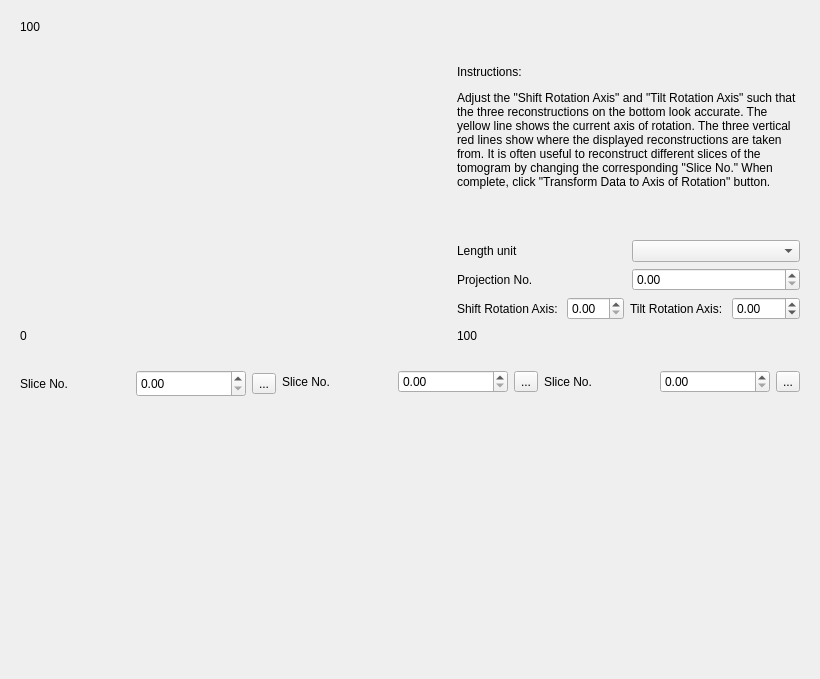
Above: tomviz/RotateAlignWidget.ui from OpenChemistry/tomviz before the change. Below: the same form after it.
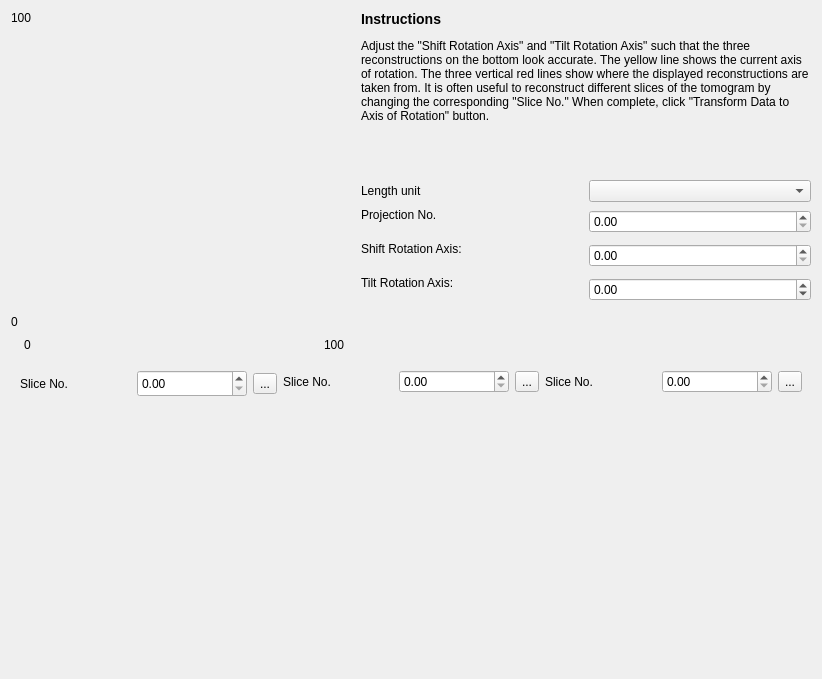
That is the form after the change. Custom widgets are drawn as their Qt base class.

Commit message: Improve Tilt Axis Alignment widget layout

What changed in the file:
```diff
--- a/tomviz/RotateAlignWidget.ui
+++ b/tomviz/RotateAlignWidget.ui
@@ -6,8 +6,8 @@
    <rect>
     <x>0</x>
     <y>0</y>
-    <width>806</width>
-    <height>647</height>
+    <width>822</width>
+    <height>679</height>
    </rect>
   </property>
   <property name="windowTitle">
@@ -15,20 +15,137 @@
   </property>
   <layout class="QVBoxLayout" name="verticalLayout">
    <item>
-    <widget class="QWidget" name="top_widget" native="true">
-     <layout class="QGridLayout" name="gridLayout">
-      <item row="0" column="2">
+    <layout class="QHBoxLayout" name="horizontalLayout_10">
+     <item>
+      <layout class="QVBoxLayout" name="verticalLayout_7">
+       <item>
+        <layout class="QHBoxLayout" name="horizontalLayout_7">
+         <item>
+          <layout class="QVBoxLayout" name="verticalLayout_2">
+           <item>
+            <widget class="QLabel" name="ySizeLabel">
+             <property name="text">
+              <string>100</string>
+             </property>
+             <property name="alignment">
+              <set>Qt::AlignLeading|Qt::AlignLeft|Qt::AlignTop</set>
+             </property>
+            </widget>
+           </item>
+           <item>
+            <spacer name="verticalSpacer">
+             <property name="orientation">
+              <enum>Qt::Vertical</enum>
+             </property>
+             <property name="sizeHint" stdset="0">
+              <size>
+               <width>20</width>
+               <height>40</height>
+              </size>
+             </property>
+            </spacer>
+           </item>
+           <item>
+            <widget class="QLabel" name="yZeroLabel">
+             <property name="text">
+              <string>0</string>
+             </property>
+            </widget>
+           </item>
+          </layout>
+         </item>
+         <item>
+          <widget class="tomviz::QVTKGLWidget" name="sliceView" native="true">
+           <property name="sizePolicy">
+            <sizepolicy hsizetype="Preferred" vsizetype="Preferred">
+             <horstretch>1</horstretch>
+             <verstretch>1</verstretch>
+            </sizepolicy>
+           </property>
+           <property name="minimumSize">
+            <size>
+             <width>300</width>
+             <height>300</height>
+            </size>
+           </property>
+          </widget>
+         </item>
+        </layout>
+       </item>
+       <item>
+        <layout class="QHBoxLayout" name="horizontalLayout_2">
+         <item>
+          <widget class="QLabel" name="xSpacerLabel">
+           <property name="text">
+            <string/>
+           </property>
+          </widget>
+         </item>
+         <item>
+          <widget class="QLabel" name="xZeroLabel">
+           <property name="text">
+            <string>0</string>
+           </property>
+          </widget>
+         </item>
+         <item>
+          <spacer name="horizontalSpacer_2">
+           <property name="orientation">
+            <enum>Qt::Horizontal</enum>
+           </property>
+           <property name="sizeHint" stdset="0">
+            <size>
+             <width>40</width>
+             <height>20</height>
+            </size>
+           </property>
+          </spacer>
+         </item>
+         <item>
+          <widget class="QLabel" name="xSizeLabel">
+           <property name="text">
+            <string>100</string>
+           </property>
+          </widget>
+         </item>
+        </layout>
+       </item>
+      </layout>
+     </item>
+     <item>
        <layout class="QVBoxLayout" name="verticalLayout_3">
+       <property name="leftMargin">
+        <number>10</number>
+       </property>
         <item>
          <widget class="QLabel" name="label_7">
+         <property name="minimumSize">
+          <size>
+           <width>450</width>
+           <height>0</height>
+          </size>
+         </property>
           <property name="text">
-           <string>&lt;html&gt;&lt;head/&gt;&lt;body&gt;&lt;p&gt;Instructions:&lt;/p&gt;&lt;p&gt;Adjust the &amp;quot;Shift Rotation Axis&amp;quot; and &amp;quot;Tilt Rotation Axis&amp;quot; such that the three reconstructions on the bottom look accurate.  The yellow line shows the current axis of rotation.  The three vertical red lines show where the displayed reconstructions are taken from.  It is often useful to reconstruct different slices of the tomogram by changing the corresponding &amp;quot;Slice No.&amp;quot;  When complete, click &amp;quot;Transform Data to Axis of Rotation&amp;quot; button.&lt;/p&gt;&lt;/body&gt;&lt;/html&gt;</string>
+          <string>&lt;html&gt;&lt;head/&gt;&lt;body&gt;&lt;h3&gt;Instructions&lt;/h3&gt;&lt;p&gt;Adjust the &amp;quot;Shift Rotation Axis&amp;quot; and &amp;quot;Tilt Rotation Axis&amp;quot; such that the three reconstructions on the bottom look accurate. The yellow line shows the current axis of rotation. The three vertical red lines show where the displayed reconstructions are taken from. It is often useful to reconstruct different slices of the tomogram by changing the corresponding &amp;quot;Slice No.&amp;quot; When complete, click &amp;quot;Transform Data to Axis of Rotation&amp;quot; button.&lt;/p&gt;&lt;/body&gt;&lt;/html&gt;</string>
           </property>
           <property name="wordWrap">
            <bool>true</bool>
           </property>
          </widget>
         </item>
+       <item>
+        <spacer name="verticalSpacer_1">
+         <property name="orientation">
+          <enum>Qt::Vertical</enum>
+         </property>
+         <property name="sizeHint" stdset="0">
+          <size>
+           <width>20</width>
+           <height>40</height>
+          </size>
+         </property>
+        </spacer>
+       </item>
         <item>
          <layout class="QHBoxLayout" name="horizontalLayout_9">
           <item>
@@ -48,7 +165,8 @@
           <item>
            <widget class="QLabel" name="label_4">
             <property name="text">
-             <string>Projection No. </string>
+            <string>Projection No.
+            </string>
             </property>
            </widget>
           </item>
@@ -62,17 +180,23 @@
           <item>
            <widget class="QLabel" name="label_5">
             <property name="text">
-             <string>Shift Rotation Axis: </string>
+            <string>Shift Rotation Axis:
+            </string>
             </property>
            </widget>
           </item>
           <item>
            <widget class="tomviz::DoubleSpinBox" name="rotationAxis"/>
           </item>
+        </layout>
+       </item>
+       <item>
+        <layout class="QHBoxLayout" name="horizontallayout_11">
           <item>
            <widget class="QLabel" name="label_6">
             <property name="text">
-             <string>Tilt Rotation Axis: </string>
+            <string>Tilt Rotation Axis:
+            </string>
             </property>
            </widget>
           </item>
@@ -88,63 +212,22 @@
           </item>
          </layout>
         </item>
-       </layout>
-      </item>
-      <item row="0" column="1">
-       <widget class="tomviz::QVTKGLWidget" name="sliceView" native="true">
-        <property name="sizePolicy">
-         <sizepolicy hsizetype="Preferred" vsizetype="Preferred">
-          <horstretch>1</horstretch>
-          <verstretch>1</verstretch>
-         </sizepolicy>
-        </property>
-        <property name="minimumSize">
-         <size>
-          <width>300</width>
-          <height>300</height>
-         </size>
-        </property>
-       </widget>
-      </item>
-      <item row="1" column="0">
-       <widget class="QLabel" name="zeroLabel">
-        <property name="text">
-         <string>0</string>
-        </property>
-       </widget>
-      </item>
-      <item row="1" column="2">
-       <widget class="QLabel" name="xSizeLabel">
-        <property name="text">
-         <string>100</string>
-        </property>
-       </widget>
-      </item>
-      <item row="1" column="1">
-       <spacer name="horizontalSpacer_2">
+       <item>
+        <spacer name="verticalSpacer_2">
         <property name="orientation">
-         <enum>Qt::Horizontal</enum>
+          <enum>Qt::Vertical</enum>
         </property>
         <property name="sizeHint" stdset="0">
          <size>
-          <width>40</width>
-          <height>20</height>
+           <width>20</width>
+           <height>40</height>
          </size>
         </property>
        </spacer>
       </item>
-      <item row="0" column="0">
-       <widget class="QLabel" name="ySizeLabel">
-        <property name="text">
-         <string>100</string>
-        </property>
-        <property name="alignment">
-         <set>Qt::AlignLeading|Qt::AlignLeft|Qt::AlignTop</set>
-        </property>
-       </widget>
-      </item>
-     </layout>
-    </widget>
+      </layout>
+     </item>
+    </layout>
    </item>
    <item>
     <widget class="QWidget" name="recon_slices_widget" native="true">
@@ -291,11 +374,6 @@
    <header>QVTKGLWidget.h</header>
    <container>1</container>
   </customwidget>
-  <customwidget>
-   <class>tomviz::SpinBox</class>
-   <extends>QSpinBox</extends>
-   <header>SpinBox.h</header>
-  </customwidget>
   <customwidget>
    <class>tomviz::DoubleSpinBox</class>
    <extends>QDoubleSpinBox</extends>
```
Lines whose indentation alone changed are shown as unchanged. The commit also changes 1 other file.
